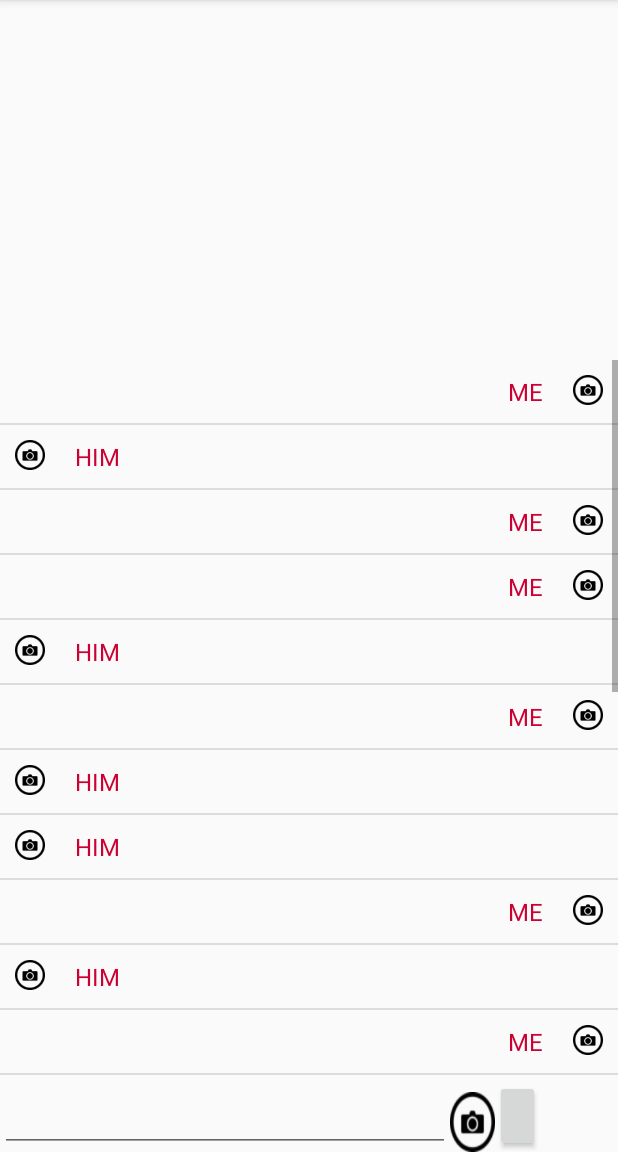
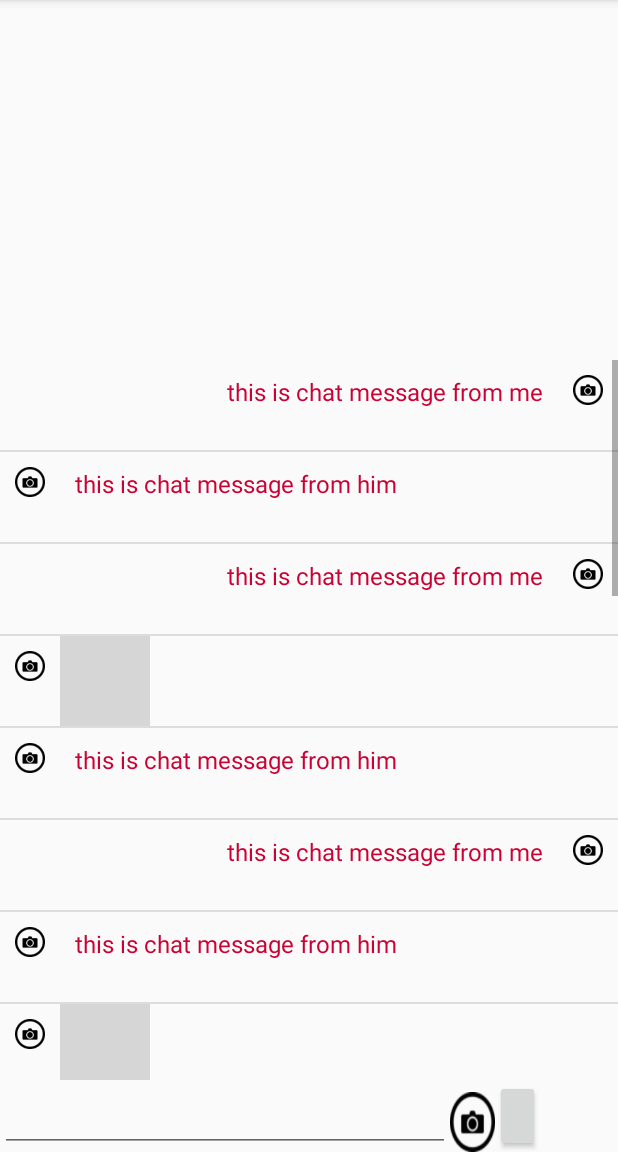
Before and after one commit to kjayashankar/SnappyChat, an Android app: the screen it shows after launch (ChatActivity), after a tap on "Friend 1", on a phone screen of 412 x 824 dp, the part 84-1236 px from its top. Run offline under Robolectric (Android 15) with nearby library versions, the phone set to English and light mode, and no system bars; grey boxes are pictures that could not be loaded.

Commit message:
Chat send pictures - v3.0

```diff
--- a/app/src/main/java/com/sjsu/snappychat/ChatActivity.java
+++ b/app/src/main/java/com/sjsu/snappychat/ChatActivity.java
@@ -99,29 +99,29 @@ public class ChatActivity extends AppCompatActivity implements
             });
         }
         chatMessages = new ArrayList<ChatMessage>();
-        ChatMessage itemhim = new ChatMessage(R.drawable.click,"HIM");
-        ChatMessage item = new ChatMessage(R.drawable.click, "ME");
-
+        ChatMessage itemhim = new ChatMessage(R.drawable.click,0,"this is chat message from him","HIM");
+        ChatMessage item = new ChatMessage(R.drawable.click,0,"this is chat message from me","ME");
+        ChatMessage image = new ChatMessage(R.drawable.click,R.drawable.common_plus_signin_btn_icon_dark,null,"HIM");
+        chatMessages.add(item);
+        chatMessages.add(itemhim);
+        chatMessages.add(item);
+        chatMessages.add(image);
+        chatMessages.add(itemhim);
+        chatMessages.add(item);
+        chatMessages.add(itemhim);
+        chatMessages.add(image);
         chatMessages.add(item);
         chatMessages.add(itemhim);
         chatMessages.add(item);
         chatMessages.add(item);
         chatMessages.add(itemhim);
-        chatMessages.add(item);
+        chatMessages.add(image);
         chatMessages.add(itemhim);
         chatMessages.add(itemhim);
         chatMessages.add(item);
         chatMessages.add(itemhim);
         chatMessages.add(item);
-        chatMessages.add(item);
-        chatMessages.add(itemhim);
-        chatMessages.add(item);
-        chatMessages.add(itemhim);
-        chatMessages.add(itemhim);
-        chatMessages.add(item);
-        chatMessages.add(itemhim);
-        chatMessages.add(item);
-        chatMessages.add(item);
+        chatMessages.add(image);
         chatMessages.add(itemhim);
         chatMessages.add(item);
         chatMessages.add(itemhim);
--- a/app/src/main/java/com/sjsu/snappychat/ChatMessage.java
+++ b/app/src/main/java/com/sjsu/snappychat/ChatMessage.java
@@ -5,21 +5,24 @@ package com.sjsu.snappychat;
  */
 
 public class ChatMessage {
-    private int imageID;
+    private int displayImage;
     private String chatText;
+    private int chatImage;
+    private String user;
 
-    public ChatMessage(int imageID,String chatText){
-        this.imageID = imageID;
+    public ChatMessage(int displayImage, int chatImage,String chatText,String user){
+        this.displayImage = displayImage;
+        this.chatImage = chatImage;
         this.chatText = chatText;
+        this.user = user;
     }
 
-
-    public int getImageID() {
-        return imageID;
+    public int getDisplayImage() {
+        return displayImage;
     }
 
-    public void setImageID(int imageID) {
-        this.imageID = imageID;
+    public void setDisplayImage(int displayImage) {
+        this.displayImage = displayImage;
     }
 
     public String getChatText() {
@@ -29,4 +32,20 @@ public class ChatMessage {
     public void setChatText(String chatText) {
         this.chatText = chatText;
     }
+
+    public int getChatImage() {
+        return chatImage;
+    }
+
+    public void setChatImage(int chatImage) {
+        this.chatImage = chatImage;
+    }
+
+    public String getUser() {
+        return user;
+    }
+
+    public void setUser(String user) {
+        this.user = user;
+    }
 }
--- a/app/src/main/java/com/sjsu/snappychat/CustomChatMessageAdapter.java
+++ b/app/src/main/java/com/sjsu/snappychat/CustomChatMessageAdapter.java
@@ -2,13 +2,11 @@ package com.sjsu.snappychat;
 
 import android.app.Activity;
 import android.content.Context;
-import android.view.Gravity;
 import android.view.LayoutInflater;
 import android.view.View;
 import android.view.ViewGroup;
 import android.widget.ArrayAdapter;
 import android.widget.ImageView;
-import android.widget.LinearLayout;
 import android.widget.RelativeLayout;
 import android.widget.TextView;
 
@@ -29,9 +27,12 @@ public class CustomChatMessageAdapter extends ArrayAdapter<ChatMessage> {
     }
 
     private class ViewHolder {
-        ImageView imageView;
+        ImageView displayPicture;
+        ImageView chatPicture;
+        ImageView chatPictureLeft;
         TextView chatText;
         TextView chatTextLeft;
+
     }
 
     public View getView(int position, View convertView, ViewGroup parent) {
@@ -44,22 +45,24 @@ public class CustomChatMessageAdapter extends ArrayAdapter<ChatMessage> {
             convertView = mInflater.inflate(R.layout.chat_message, null);
             holder = new ViewHolder();
             holder.chatText = (TextView) convertView.findViewById(R.id.chat_text);
-            holder.imageView = (ImageView) convertView.findViewById(R.id.icon);
+            holder.displayPicture = (ImageView) convertView.findViewById(R.id.icon);
             holder.chatTextLeft = (TextView) convertView.findViewById(R.id.chat_text_left);
+            holder.chatPicture = (ImageView) convertView.findViewById(R.id.chat_image);
             convertView.setTag(holder);
         } else
             holder = (CustomChatMessageAdapter.ViewHolder) convertView.getTag();
 
-        if(rowItem.getChatText().equalsIgnoreCase("ME")) {
-            RelativeLayout.LayoutParams paramsImage = (RelativeLayout.LayoutParams) holder.imageView.getLayoutParams();
+        if(rowItem.getUser().equalsIgnoreCase("ME")) {
+            RelativeLayout.LayoutParams paramsImage = (RelativeLayout.LayoutParams) holder.displayPicture.getLayoutParams();
             paramsImage.addRule(RelativeLayout.ALIGN_PARENT_RIGHT, RelativeLayout.TRUE);
-            holder.imageView.setLayoutParams(paramsImage);
-            holder.imageView.setImageResource(rowItem.getImageID());
+            holder.displayPicture.setLayoutParams(paramsImage);
+            holder.displayPicture.setImageResource(rowItem.getDisplayImage());
             holder.chatTextLeft.setText(rowItem.getChatText());
         }
         else{
+            holder.chatPicture.setImageResource(rowItem.getChatImage());
             holder.chatText.setText(rowItem.getChatText());
-            holder.imageView.setImageResource(rowItem.getImageID());
+            holder.displayPicture.setImageResource(rowItem.getDisplayImage());
 
         }
 
--- a/app/src/main/res/layout/chat_message.xml
+++ b/app/src/main/res/layout/chat_message.xml
@@ -22,6 +22,16 @@
         android:textColor="#CC0033"
         android:textSize="16dp" />
 
+    <ImageView
+        android:id="@+id/chat_image"
+        android:layout_width="60dp"
+        android:layout_height="60dp"
+        android:contentDescription=""
+        android:paddingLeft="10dp"
+        android:paddingRight="10dp"
+        android:layout_toRightOf="@+id/icon"
+        />
+
     <TextView
         android:id="@+id/chat_text_left"
         android:layout_width="wrap_content"
```
Also changed, not shown: app/src/main/res/drawable/click3.png (added).
